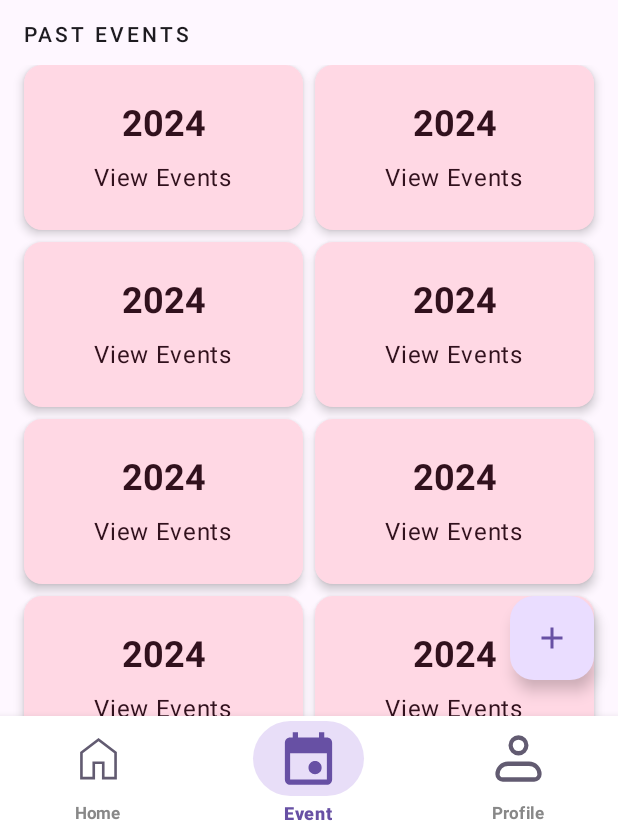
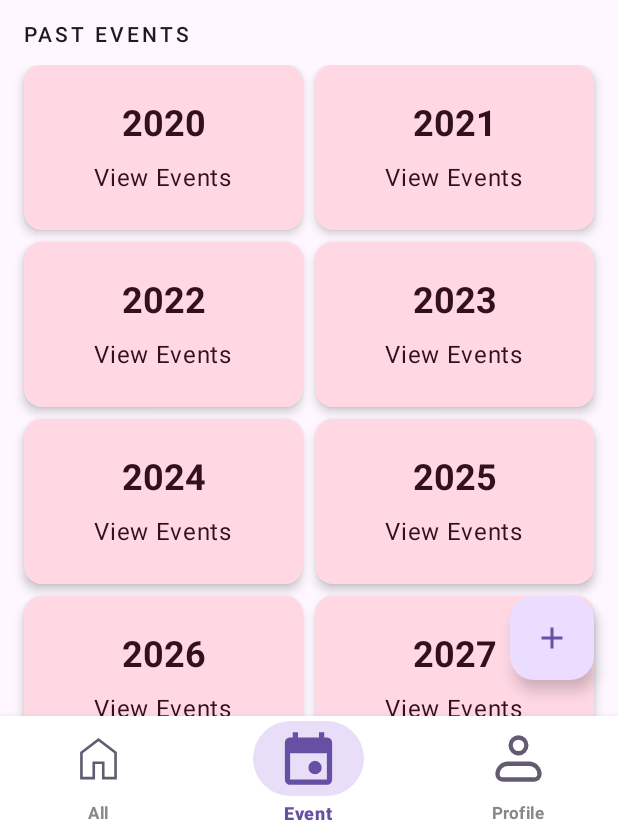
Before and after one commit to ChiragNikam/SevaSahyog, an Android app built with Jetpack Compose: the HomeBottomNav screen opened through its navigation route, item 2 of the bottom bar chosen, on a phone screen of 412 x 824 dp. Shown: the part 400-1233 px from the top of the screen. Run offline under Robolectric (Android 15) with nearby library versions, the phone set to English and light mode, and no system bars.

Commit message:
refactor - managed folder structure according to bottom nav

```diff
--- a/app/src/main/java/com/learn/sevasahyog/nav/AppNavigation.kt
+++ b/app/src/main/java/com/learn/sevasahyog/nav/AppNavigation.kt
@@ -12,8 +12,8 @@ import com.learn.sevasahyog.auth.presentation.ChooseAccountType
 import com.learn.sevasahyog.auth.presentation.SignIn
 import com.learn.sevasahyog.auth.presentation.SignUpNgo
 import com.learn.sevasahyog.auth.presentation.SingUpUser
-import com.learn.sevasahyog.ngo_home.presentation.CreateEvent
-import com.learn.sevasahyog.ngo_home.presentation.EventDetailScreen
+import com.learn.sevasahyog.ngo_home.items.event.presentation.CreateEvent
+import com.learn.sevasahyog.ngo_home.items.event.presentation.EventDetailScreen
 import com.learn.sevasahyog.ngo_home.presentation.HomeBottomNav
 
 @Composable
@@ -57,7 +57,7 @@ fun AppNavigation(navController: NavHostController) {
                     enterTransition = { inHorizontal },
                     popExitTransition = { outHorizontal }
                 ) {
-                    CreateEvent()
+                    CreateEvent(navController)
                 }
                 composable(
                     route = "event/eventDetailScreen",
--- a/app/src/main/java/com/learn/sevasahyog/ngo_home/presentation/HomeScreen.kt
+++ b/app/src/main/java/com/learn/sevasahyog/ngo_home/items/all/presentation/AllScreen.kt
@@ -1,4 +1,4 @@
-package com.learn.sevasahyog.ngo_home.presentation
+package com.learn.sevasahyog.ngo_home.items.all.presentation
 
 import androidx.compose.foundation.background
 import androidx.compose.foundation.layout.Arrangement
@@ -12,7 +12,6 @@ import androidx.compose.foundation.layout.padding
 import androidx.compose.foundation.rememberScrollState
 import androidx.compose.foundation.verticalScroll
 import androidx.compose.material.icons.Icons
-import androidx.compose.material.icons.filled.Add
 import androidx.compose.material.icons.filled.AddCircle
 import androidx.compose.material3.Card
 import androidx.compose.material3.CardDefaults
@@ -23,10 +22,8 @@ import androidx.compose.material3.Text
 import androidx.compose.runtime.Composable
 import androidx.compose.ui.Alignment
 import androidx.compose.ui.Modifier
-import androidx.compose.ui.graphics.Color
 import androidx.compose.ui.text.font.FontWeight
 import androidx.compose.ui.tooling.preview.Preview
-import androidx.compose.ui.unit.TextUnit
 import androidx.compose.ui.unit.dp
 import androidx.compose.ui.unit.sp
 import androidx.navigation.NavController
@@ -34,7 +31,7 @@ import androidx.navigation.compose.rememberNavController
 import com.learn.sevasahyog.ui.theme.SevaSahyogTheme
 
 @Composable
-fun HomeScreen(navController: NavController) {
+fun AllScreen(navController: NavController) {
     Surface(
         modifier = Modifier
             .fillMaxSize()
@@ -134,6 +131,6 @@ fun EventCard(eventName: String, byName: String, location: String, description:
 @Composable
 private fun PreviewHomeScreen() {
     SevaSahyogTheme {
-        HomeScreen(navController = rememberNavController())
+        AllScreen(navController = rememberNavController())
     }
 }
--- a/app/src/main/java/com/learn/sevasahyog/ngo_home/presentation/EventScreen.kt
+++ b/app/src/main/java/com/learn/sevasahyog/ngo_home/items/event/presentation/EventScreen.kt
@@ -1,30 +1,22 @@
-package com.learn.sevasahyog.ngo_home.presentation
+package com.learn.sevasahyog.ngo_home.items.event.presentation
 
 import androidx.compose.foundation.background
 import androidx.compose.foundation.clickable
-import androidx.compose.foundation.horizontalScroll
 import androidx.compose.foundation.layout.Arrangement
 import androidx.compose.foundation.layout.Box
 import androidx.compose.foundation.layout.Column
-import androidx.compose.foundation.layout.PaddingValues
-import androidx.compose.foundation.layout.Row
 import androidx.compose.foundation.layout.Spacer
-import androidx.compose.foundation.layout.fillMaxHeight
 import androidx.compose.foundation.layout.fillMaxSize
 import androidx.compose.foundation.layout.fillMaxWidth
 import androidx.compose.foundation.layout.height
 import androidx.compose.foundation.layout.padding
 import androidx.compose.foundation.layout.width
-import androidx.compose.foundation.layout.widthIn
 import androidx.compose.foundation.lazy.LazyRow
 import androidx.compose.foundation.lazy.grid.GridCells
 import androidx.compose.foundation.lazy.grid.LazyVerticalGrid
-import androidx.compose.foundation.rememberScrollState
 import androidx.compose.foundation.text.ClickableText
-import androidx.compose.foundation.verticalScroll
 import androidx.compose.material.icons.Icons
 import androidx.compose.material.icons.filled.Add
-import androidx.compose.material.icons.filled.AddCircle
 import androidx.compose.material3.Card
 import androidx.compose.material3.CardColors
 import androidx.compose.material3.CardDefaults
@@ -37,12 +29,10 @@ import androidx.compose.material3.Text
 import androidx.compose.runtime.Composable
 import androidx.compose.ui.Alignment
 import androidx.compose.ui.Modifier
-import androidx.compose.ui.graphics.Color
 import androidx.compose.ui.text.AnnotatedString
 import androidx.compose.ui.text.font.FontWeight
 import androidx.compose.ui.text.style.TextDecoration
 import androidx.compose.ui.tooling.preview.Preview
-import androidx.compose.ui.unit.TextUnit
 import androidx.compose.ui.unit.dp
 import androidx.compose.ui.unit.sp
 import androidx.navigation.NavController
@@ -111,8 +101,8 @@ fun EventScreen(navController: NavController, appNavController: NavController) {
                         horizontalArrangement = Arrangement.spacedBy(8.dp),
                         verticalArrangement = Arrangement.spacedBy(8.dp)
                     ) {
-                        items(8){
-                            PastEvent(eventYear = "2024", onClick = {
+                        items(8){ index ->
+                            PastEvent(eventYear = "202$index", onClick = {
                                 appNavController.navigate("event/eventDetailScreen")
                             })
                         }
--- a/app/src/main/java/com/learn/sevasahyog/ngo_home/domain/ProfileViewModel.kt
+++ b/app/src/main/java/com/learn/sevasahyog/ngo_home/items/profile/domain/ProfileViewModel.kt
@@ -1,6 +1,5 @@
-package com.learn.sevasahyog.ngo_home.domain
+package com.learn.sevasahyog.ngo_home.items.profile.domain
 
-import android.net.Uri
 import androidx.lifecycle.ViewModel
 import kotlinx.coroutines.flow.MutableStateFlow
 import kotlinx.coroutines.flow.asStateFlow
--- a/app/src/main/java/com/learn/sevasahyog/ngo_home/nav/Navigation.kt
+++ b/app/src/main/java/com/learn/sevasahyog/ngo_home/nav/Navigation.kt
@@ -4,22 +4,18 @@ import androidx.compose.runtime.Composable
 import androidx.navigation.NavHostController
 import androidx.navigation.compose.NavHost
 import androidx.navigation.compose.composable
-import androidx.navigation.compose.navigation
-import com.learn.sevasahyog.ngo_home.presentation.CreateEvent
-import com.learn.sevasahyog.ngo_home.presentation.EventDetailScreen
-import com.learn.sevasahyog.ngo_home.presentation.EventScreen
-import com.learn.sevasahyog.ngo_home.presentation.ProfileScreen
-import com.learn.sevasahyog.ngo_home.presentation.HomeScreen
+import com.learn.sevasahyog.ngo_home.items.event.presentation.EventScreen
+import com.learn.sevasahyog.ngo_home.items.profile.presentation.ProfileScreen
+import com.learn.sevasahyog.ngo_home.items.all.presentation.AllScreen
 
 @Composable
 fun NgoBottomNavigation(
     navHostController:NavHostController,
     appNavController: NavHostController
 ) {
-
-    NavHost(navController = navHostController, startDestination = "home") {
-        composable("home") {
-            HomeScreen(navController = navHostController)
+    NavHost(navController = navHostController, startDestination = "all") {
+        composable("all") {
+            AllScreen(navController = navHostController)
         }
 
         composable("event") {
@@ -29,7 +25,5 @@ fun NgoBottomNavigation(
         composable("profile") {
             ProfileScreen(navController = navHostController)
         }
-
     }
-
 }
--- a/app/src/main/java/com/learn/sevasahyog/ngo_home/presentation/HomeBottomNav.kt
+++ b/app/src/main/java/com/learn/sevasahyog/ngo_home/presentation/HomeBottomNav.kt
@@ -30,8 +30,8 @@ fun HomeBottomNav(
 ) {
     val bottomBarItems = listOf(
         BottomNavigationItem(
-            title = "Home",
-            route = "home",
+            title = "All",
+            route = "all",
             selectedIcon = painterResource(id = R.drawable.material_symbols_light_home),
             unselectedIcon = painterResource(id = R.drawable.material_symbols_light_home_outline)
         ),
```
Also changed, not shown: app/src/main/java/com/learn/sevasahyog/ngo_home/items/event/presentation/CreateEvent.kt (renamed from app/src/main/java/com/learn/sevasahyog/ngo_home/presentation/CreateEvent.kt, +8 -9 lines), app/src/main/java/com/learn/sevasahyog/ngo_home/items/event/presentation/EventDetails.kt (renamed from app/src/main/java/com/learn/sevasahyog/ngo_home/presentation/EventDetails.kt, +2 -15 lines), app/src/main/java/com/learn/sevasahyog/ngo_home/items/profile/presentation/ProfileScreen.kt (renamed from app/src/main/java/com/learn/sevasahyog/ngo_home/presentation/ProfileScreen.kt, +2 -18 lines).
